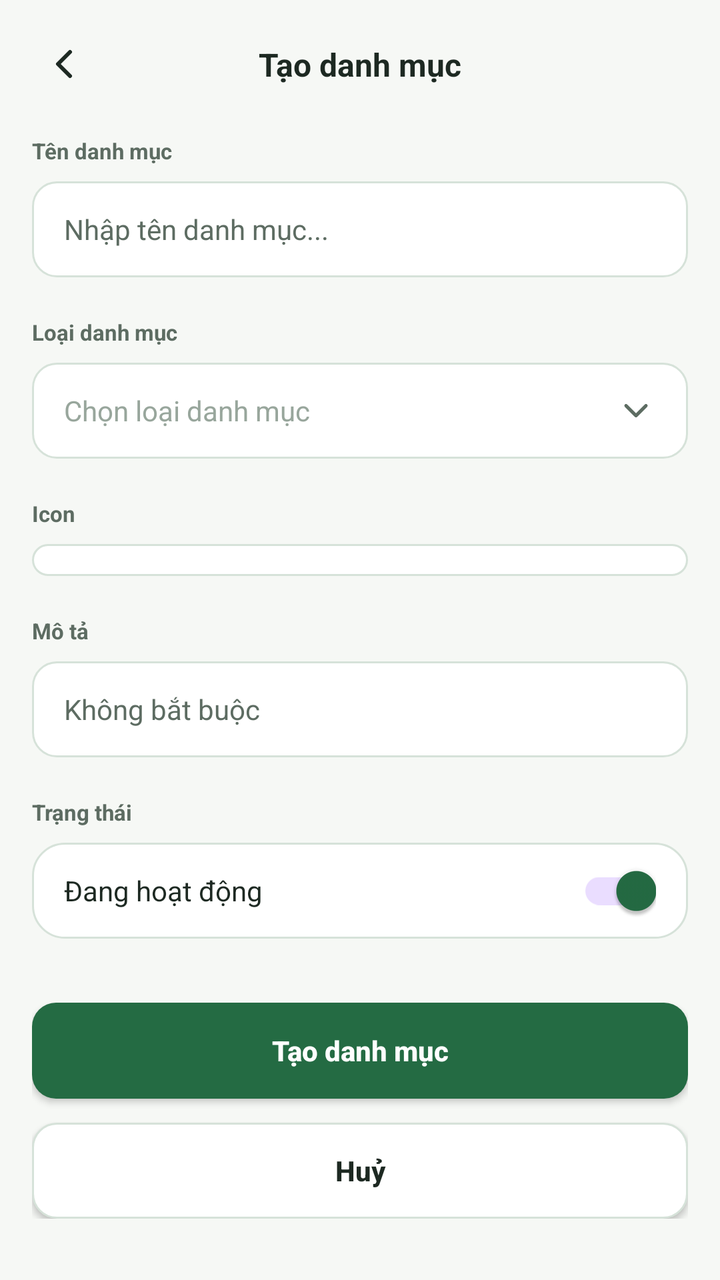
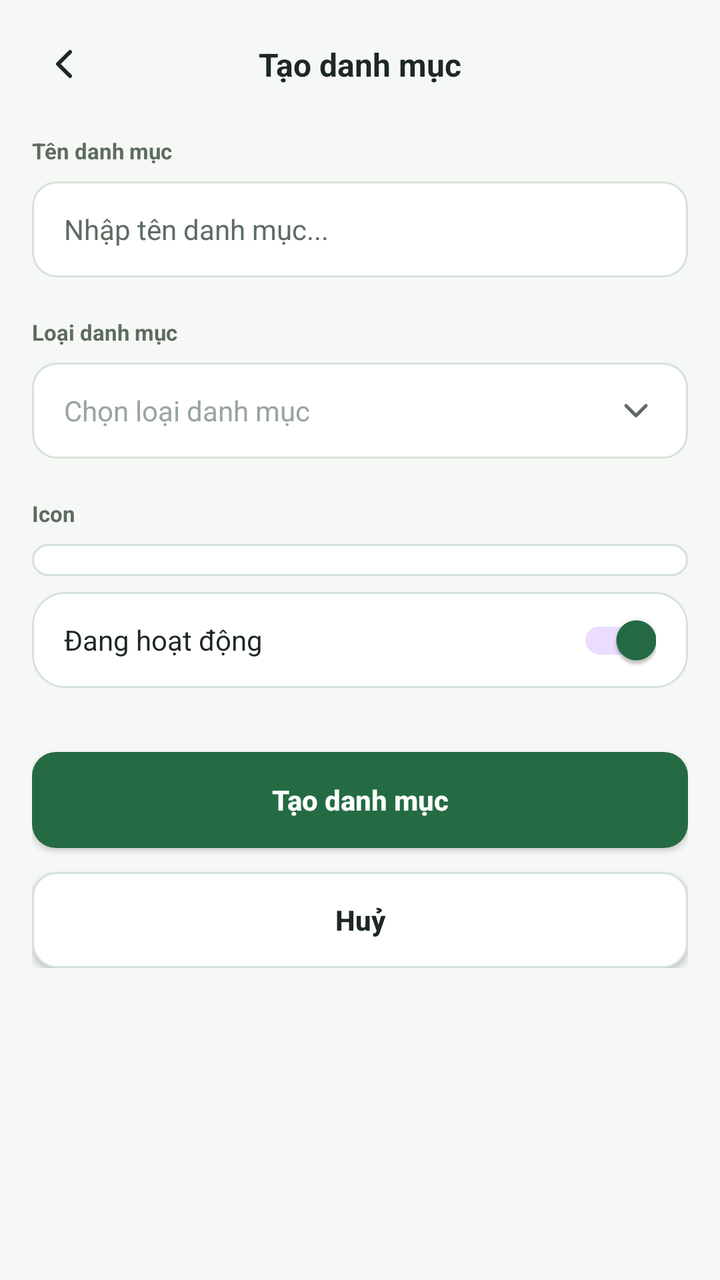

Two renders of the same Android screen: before a commit and after it. Below are the layout's source before the change and the commit's diff.
<!-- AndroidManifest.xml: application theme Theme.Fintrack -->
<!-- res/layout/activity_category_add.xml -->
<?xml version="1.0" encoding="utf-8"?>
<androidx.constraintlayout.widget.ConstraintLayout xmlns:android="http://schemas.android.com/apk/res/android"
    xmlns:app="http://schemas.android.com/apk/res-auto"
    android:layout_width="match_parent"
    android:layout_height="match_parent"
    android:background="@color/bg_app_canvas"
    android:fitsSystemWindows="true">

    
    <androidx.constraintlayout.widget.ConstraintLayout
        android:id="@+id/rlHeader"
        android:layout_width="match_parent"
        android:layout_height="wrap_content"
        android:paddingHorizontal="@dimen/spacing_16"
        android:paddingTop="@dimen/spacing_16"
        android:paddingBottom="@dimen/spacing_12"
        app:layout_constraintTop_toTopOf="parent">

        <ImageView
            android:id="@+id/btnBack"
            android:layout_width="@dimen/icon_back_size"
            android:layout_height="@dimen/icon_back_size"
            android:background="?attr/selectableItemBackgroundBorderless"
            android:contentDescription="@null"
            android:padding="4dp"
            android:src="@drawable/ic_arrow_back"
            app:layout_constraintBottom_toBottomOf="parent"
            app:layout_constraintStart_toStartOf="parent"
            app:layout_constraintTop_toTopOf="parent"
            app:tint="@color/text_primary" />

        <TextView
            android:id="@+id/tvHeaderTitle"
            android:layout_width="0dp"
            android:layout_height="wrap_content"
            android:layout_marginHorizontal="@dimen/spacing_8"
            android:gravity="center"
            android:text="@string/category_add_title"
            android:textColor="@color/text_primary"
            android:textSize="@dimen/text_size_title_section"
            android:textStyle="bold"
            app:layout_constraintBottom_toBottomOf="parent"
            app:layout_constraintEnd_toEndOf="parent"
            app:layout_constraintStart_toStartOf="parent"
            app:layout_constraintTop_toTopOf="parent" />

    </androidx.constraintlayout.widget.ConstraintLayout>

    
    <ScrollView
        android:layout_width="match_parent"
        android:layout_height="0dp"
        android:clipToPadding="false"
        android:fillViewport="true"
        android:overScrollMode="never"
        android:paddingBottom="@dimen/spacing_24"
        app:layout_constraintBottom_toBottomOf="parent"
        app:layout_constraintTop_toBottomOf="@id/rlHeader">

        <androidx.constraintlayout.widget.ConstraintLayout
            android:layout_width="match_parent"
            android:layout_height="wrap_content"
            android:paddingHorizontal="@dimen/spacing_16">

            <LinearLayout
                android:id="@+id/llFormContainer"
                android:layout_width="0dp"
                android:layout_height="wrap_content"
                android:orientation="vertical"
                app:layout_constraintEnd_toEndOf="parent"
                app:layout_constraintStart_toStartOf="parent"
                app:layout_constraintTop_toTopOf="parent"
                app:layout_constraintWidth_max="440dp">

                
                <TextView
                    android:layout_width="wrap_content"
                    android:layout_height="wrap_content"
                    android:layout_marginTop="@dimen/spacing_8"
                    android:text="@string/category_name_label"
                    android:textColor="@color/text_secondary"
                    android:textSize="@dimen/text_size_caption"
                    android:textStyle="bold" />

                <EditText
                    android:id="@+id/etCategoryName"
                    android:layout_width="match_parent"
                    android:layout_height="@dimen/input_height"
                    android:layout_marginTop="@dimen/spacing_8"
                    android:autofillHints="name"
                    android:background="@drawable/bg_currency_box"
                    android:hint="@string/category_name_hint"
                    android:inputType="text"
                    android:paddingHorizontal="@dimen/spacing_16"
                    android:singleLine="true"
                    android:textColor="@color/text_primary"
                    android:textColorHint="@color/text_hint"
                    android:textSize="@dimen/text_size_body_primary" />

                
                <TextView
                    android:layout_width="wrap_content"
                    android:layout_height="wrap_content"
                    android:layout_marginTop="@dimen/spacing_20"
                    android:text="@string/category_type_label"
                    android:textColor="@color/text_secondary"
                    android:textSize="@dimen/text_size_caption"
                    android:textStyle="bold" />

                <RelativeLayout
                    android:id="@+id/btnSelectCategoryType"
                    android:layout_width="match_parent"
                    android:layout_height="@dimen/input_height"
                    android:layout_marginTop="@dimen/spacing_8"
                    android:background="@drawable/bg_currency_box"
                    android:paddingHorizontal="@dimen/spacing_16">

                    <ImageView
                        android:id="@+id/ivChevron"
                        android:layout_width="20dp"
                        android:layout_height="20dp"
                        android:layout_alignParentEnd="true"
                        android:layout_centerVertical="true"
                        android:contentDescription="@null"
                        android:src="@drawable/ic_chevron_down"
                        app:tint="@color/text_secondary" />

                    <TextView
                        android:id="@+id/tvSelectedCategoryType"
                        android:layout_width="match_parent"
                        android:layout_height="wrap_content"
                        android:layout_alignParentStart="true"
                        android:layout_centerVertical="true"
                        android:layout_toStartOf="@id/ivChevron"
                        android:text="@string/select_category_type_placeholder"
                        android:textColor="@color/text_disabled"
                        android:textSize="@dimen/text_size_body_primary" />
                </RelativeLayout>

                
                <TextView
                    android:layout_width="wrap_content"
                    android:layout_height="wrap_content"
                    android:layout_marginTop="@dimen/spacing_20"
                    android:text="@string/category_icon_label"
                    android:textColor="@color/text_secondary"
                    android:textSize="@dimen/text_size_caption"
                    android:textStyle="bold" />

                <androidx.recyclerview.widget.RecyclerView
                    android:id="@+id/rvIconPicker"
                    android:layout_width="match_parent"
                    android:layout_height="wrap_content"
                    android:layout_marginTop="@dimen/spacing_8"
                    android:background="@drawable/bg_card_white"
                    android:padding="@dimen/spacing_8" />

                
                <TextView
                    android:layout_width="wrap_content"
                    android:layout_height="wrap_content"
                    android:layout_marginTop="@dimen/spacing_20"
                    android:text="@string/category_description_label"
                    android:textColor="@color/text_secondary"
                    android:textSize="@dimen/text_size_caption"
                    android:textStyle="bold" />

                <EditText
                    android:id="@+id/etDescription"
                    android:layout_width="match_parent"
                    android:layout_height="@dimen/input_height"
                    android:layout_marginTop="@dimen/spacing_8"
                    android:autofillHints="none"
                    android:background="@drawable/bg_currency_box"
                    android:hint="@string/optional_hint"
                    android:inputType="text"
                    android:paddingHorizontal="@dimen/spacing_16"
                    android:textColor="@color/text_primary"
                    android:textColorHint="@color/text_hint"
                    android:textSize="@dimen/text_size_body_primary" />

                
                <TextView
                    android:layout_width="wrap_content"
                    android:layout_height="wrap_content"
                    android:layout_marginTop="@dimen/spacing_20"
                    android:text="@string/category_status_label"
                    android:textColor="@color/text_secondary"
                    android:textSize="@dimen/text_size_caption"
                    android:textStyle="bold" />

                <LinearLayout
                    android:layout_width="match_parent"
                    android:layout_height="@dimen/input_height"
                    android:layout_marginTop="@dimen/spacing_8"
                    android:background="@drawable/bg_card_white"
                    android:gravity="center_vertical"
                    android:orientation="horizontal"
                    android:paddingHorizontal="@dimen/spacing_16">

                    <TextView
                        android:id="@+id/tvStatusLabel"
                        android:layout_width="0dp"
                        android:layout_height="wrap_content"
                        android:layout_weight="1"
                        android:text="@string/status_active"
                        android:textColor="@color/text_primary"
                        android:textSize="@dimen/text_size_body_primary" />

                    <com.google.android.material.switchmaterial.SwitchMaterial
                        android:id="@+id/switchStatus"
                        android:layout_width="wrap_content"
                        android:layout_height="wrap_content"
                        android:checked="true" />
                </LinearLayout>

                
                <androidx.appcompat.widget.AppCompatButton
                    android:id="@+id/btnCreateCategory"
                    android:layout_width="match_parent"
                    android:layout_height="@dimen/button_height"
                    android:layout_marginTop="@dimen/spacing_32"
                    android:background="@drawable/bg_button_primary"
                    android:text="@string/btn_create_category"
                    android:textAllCaps="false"
                    android:textColor="@color/white"
                    android:textSize="@dimen/text_size_button"
                    android:textStyle="bold" />

                <androidx.appcompat.widget.AppCompatButton
                    android:id="@+id/btnCancel"
                    android:layout_width="match_parent"
                    android:layout_height="@dimen/button_height"
                    android:layout_marginTop="@dimen/spacing_12"
                    android:background="@drawable/bg_button_outline"
                    android:text="@string/btn_cancel"
                    android:textAllCaps="false"
                    android:textColor="@color/text_primary"
                    android:textSize="@dimen/text_size_button"
                    android:textStyle="bold" />

            </LinearLayout>

        </androidx.constraintlayout.widget.ConstraintLayout>

    </ScrollView>

</androidx.constraintlayout.widget.ConstraintLayout>
<!-- resources referenced by this layout -->
<resources>
  <color name="bg_app_canvas">@color/neutral_canvas</color>
  <color name="text_disabled">@color/neutral_text_400</color>
  <color name="text_hint">@color/neutral_text_600</color>
  <color name="text_primary">@color/neutral_text_900</color>
  <color name="text_secondary">@color/neutral_text_600</color>
  <color name="white">#FFFFFF</color>
  <dimen name="button_height">48dp</dimen>
  <dimen name="icon_back_size">32dp</dimen>
  <dimen name="input_height">48dp</dimen>
  <dimen name="spacing_12">12dp</dimen>
  <dimen name="spacing_16">16dp</dimen>
  <dimen name="spacing_20">20dp</dimen>
  <dimen name="spacing_24">24dp</dimen>
  <dimen name="spacing_32">32dp</dimen>
  <dimen name="spacing_8">8dp</dimen>
  <dimen name="text_size_body_primary">14sp</dimen>
  <dimen name="text_size_button">14sp</dimen>
  <dimen name="text_size_caption">11sp</dimen>
  <dimen name="text_size_title_section">16sp</dimen>
  <!-- drawable bg_button_outline (drawable) -->
  <?xml version="1.0" encoding="utf-8"?>
  <shape xmlns:android="http://schemas.android.com/apk/res/android"
      android:shape="rectangle">
      <solid android:color="#FFFFFF" />
      <stroke android:width="1dp" android:color="#D6E2D9" />
      <corners android:radius="12dp" />
  </shape>
  <!-- drawable bg_card_white (drawable) -->
  <?xml version="1.0" encoding="utf-8"?>
  <shape xmlns:android="http://schemas.android.com/apk/res/android"
      android:shape="rectangle">
      <solid android:color="@color/bg_card_surface" />
      <stroke
          android:width="1dp"
          android:color="@color/divider_light" />
      <corners android:radius="@dimen/radius_card" />
  </shape>
  <!-- drawable bg_currency_box (drawable) -->
  <?xml version="1.0" encoding="utf-8"?>
  <shape xmlns:android="http://schemas.android.com/apk/res/android"
      android:shape="rectangle">
      <solid android:color="#FFFFFF" />
      <stroke android:width="1dp" android:color="#D6E2D9" />
      <corners android:radius="12dp" />
  </shape>
  <string name="btn_cancel">Huỷ</string>
  <string name="btn_create_category">Tạo danh mục</string>
  <string name="category_add_title">Tạo danh mục</string>
  <string name="category_description_label">Mô tả</string>
  <string name="category_icon_label">Icon</string>
  <string name="category_name_hint">Nhập tên danh mục...</string>
  <string name="category_name_label">Tên danh mục</string>
  <string name="category_status_label">Trạng thái</string>
  <string name="category_type_label">Loại danh mục</string>
  <string name="optional_hint">Không bắt buộc</string>
  <string name="select_category_type_placeholder">Chọn loại danh mục</string>
  <string name="status_active">Đang hoạt động</string>
  <style name="Theme.Fintrack" parent="Base.Theme.Fintrack" />
  <color name="neutral_canvas">#F6F8F5</color>
  <color name="neutral_text_400">#98A69C</color>
  <color name="neutral_text_600">#5D6C62</color>
  <color name="neutral_text_900">#1D2922</color>
  <color name="color_primary_pressed">@color/green_brand_800</color>
  <color name="color_primary">@color/green_brand_700</color>
  <dimen name="radius_input_button">12dp</dimen>
  <color name="bg_card_surface">@color/neutral_surface</color>
  <color name="divider_light">@color/neutral_border</color>
  <dimen name="radius_card">16dp</dimen>
  <color name="green_brand_800">#1C5636</color>
  <color name="green_brand_700">#246B43</color>
  <color name="neutral_surface">#FFFFFF</color>
  <color name="neutral_border">#D6E2D9</color>
  <color name="text_on_primary">@color/neutral_surface</color>
  <color name="color_accent">@color/green_accent_500</color>
  <color name="bg_surface_secondary">@color/neutral_surface_alt</color>
  <color name="green_accent_500">#4CAF50</color>
  <color name="neutral_surface_alt">#F0F4F0</color>
  <!-- unchanged entries left out for length: 4 -->
</resources>

<!-- the commit's change to res/layout/activity_category_add.xml (unified diff, before → after) -->
@@ -156,38 +156,8 @@
                     android:padding="@dimen/spacing_8" />
 
                 
-                <TextView
-                    android:layout_width="wrap_content"
-                    android:layout_height="wrap_content"
-                    android:layout_marginTop="@dimen/spacing_20"
-                    android:text="@string/category_description_label"
-                    android:textColor="@color/text_secondary"
-                    android:textSize="@dimen/text_size_caption"
-                    android:textStyle="bold" />
-
-                <EditText
-                    android:id="@+id/etDescription"
-                    android:layout_width="match_parent"
-                    android:layout_height="@dimen/input_height"
-                    android:layout_marginTop="@dimen/spacing_8"
-                    android:autofillHints="none"
-                    android:background="@drawable/bg_currency_box"
-                    android:hint="@string/optional_hint"
-                    android:inputType="text"
-                    android:paddingHorizontal="@dimen/spacing_16"
-                    android:textColor="@color/text_primary"
-                    android:textColorHint="@color/text_hint"
-                    android:textSize="@dimen/text_size_body_primary" />
-
-                
-                <TextView
-                    android:layout_width="wrap_content"
-                    android:layout_height="wrap_content"
-                    android:layout_marginTop="@dimen/spacing_20"
-                    android:text="@string/category_status_label"
-                    android:textColor="@color/text_secondary"
-                    android:textSize="@dimen/text_size_caption"
-                    android:textStyle="bold" />
+
+                
 
                 <LinearLayout
                     android:layout_width="match_parent"
<!-- resource entries referenced after the edit -->
@@ -48,13 +48,10 @@
   <string name="btn_cancel">Huỷ</string>
   <string name="btn_create_category">Tạo danh mục</string>
   <string name="category_add_title">Tạo danh mục</string>
-  <string name="category_description_label">Mô tả</string>
   <string name="category_icon_label">Icon</string>
   <string name="category_name_hint">Nhập tên danh mục...</string>
   <string name="category_name_label">Tên danh mục</string>
-  <string name="category_status_label">Trạng thái</string>
   <string name="category_type_label">Loại danh mục</string>
-  <string name="optional_hint">Không bắt buộc</string>
   <string name="select_category_type_placeholder">Chọn loại danh mục</string>
   <string name="status_active">Đang hoạt động</string>
   <style name="Theme.Fintrack" parent="Base.Theme.Fintrack" />
